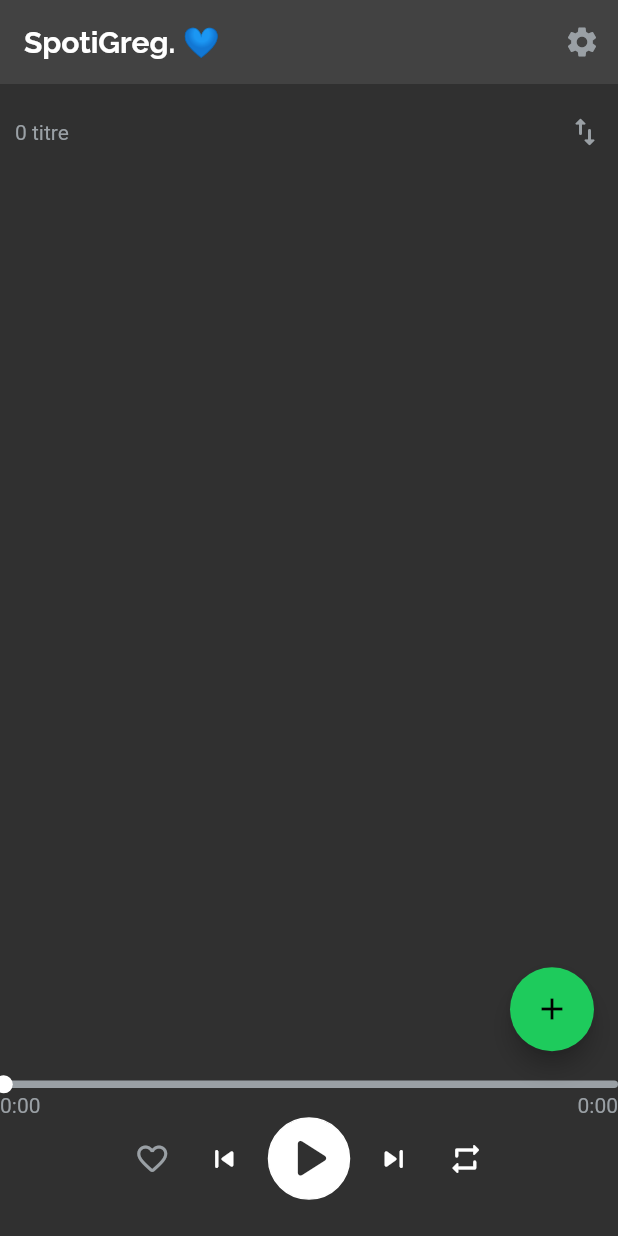
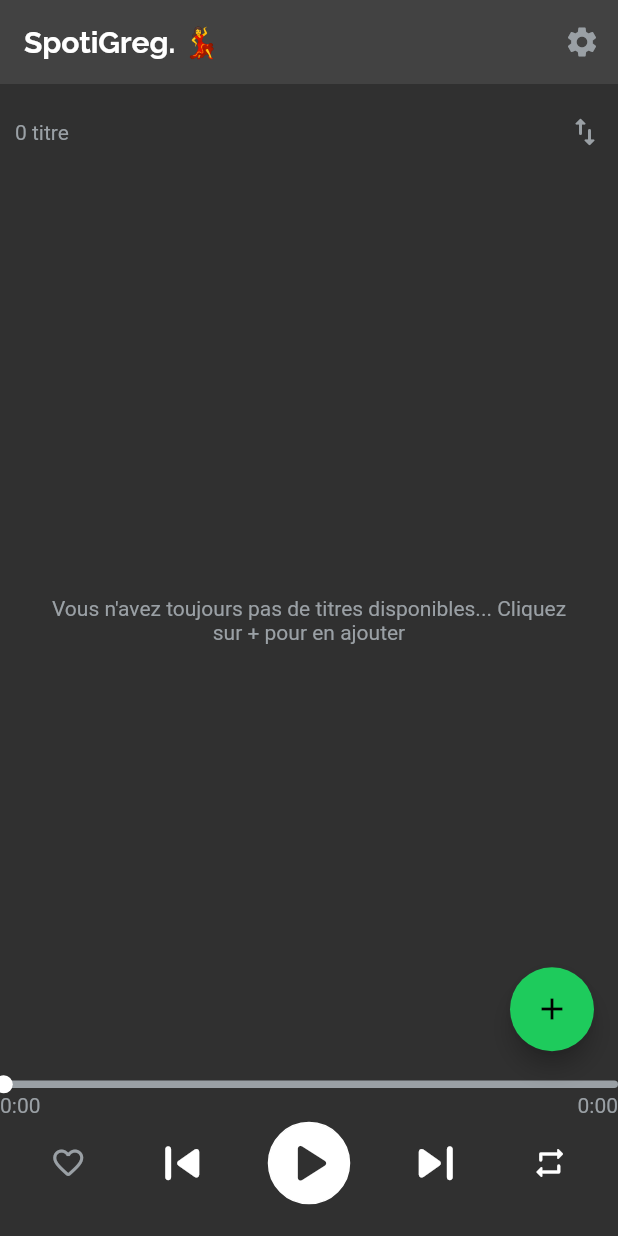
Before and after one commit to GregClln9/spotigreg, a Flutter app: the screen it shows after launch, on a phone screen of 412 x 824 dp. Run offline on Flutter 3.47's test engine with Material 2 defaults, Android fonts, the phone set to English and light mode, and no system bars; drawn by our look-alikes of audio_video_progress_bar; our stand-ins replace google_fonts, hive, hive_flutter, just_audio, just_audio_background, shimmer; missing offline and left inert: youtube_explode_dart; accounts and stored records are empty.

Commit message:
finito pipo la v1

```diff
--- a/spotigreg_front/lib/layout/player.dart
+++ b/spotigreg_front/lib/layout/player.dart
@@ -21,7 +21,6 @@
   @override
   Widget build(BuildContext context) {
     final musicProvider = Provider.of<MusicProvider>(context, listen: false);
-    double mWidth = MediaQuery.of(context).size.width;
     double mHeight = MediaQuery.of(context).size.height;
 
     musicProvider.audioPlayer.positionStream.listen((position) {
@@ -77,12 +76,8 @@
               builder: (context, snapshot) {
                 final playerState = snapshot.data;
                 final processingState = playerState?.processingState;
-                // if (processingState == ProcessingState.completed) {
-                //   wait2sec();
-                //   setState(() {});
-                // }
                 return Row(
-                  mainAxisAlignment: MainAxisAlignment.center,
+                  mainAxisAlignment: MainAxisAlignment.spaceEvenly,
                   crossAxisAlignment: CrossAxisAlignment.center,
                   children: [
                     IconButton(
@@ -93,6 +88,7 @@
                         )),
                     // Previous Track
                     IconButton(
+                        iconSize: 45,
                         onPressed: (() {
                           musicProvider.sortByMoreRecent
                               ? musicProvider.nextTrack()
@@ -133,28 +129,18 @@
                         ),
                       ),
                     ),
-                    // IconButton(
-                    //     iconSize: 50,
-                    //     onPressed: (() {
-                    //       if (musicProvider.audioPlayer.playing) {
-                    //         musicProvider.musicPause();
-                    //       } else {
-                    //         musicProvider.musicPlay();
-                    //       }
-                    //     }),
-                    //     icon: !musicProvider.audioPlayer.playing ||
-                    //             processingState == ProcessingState.completed
-                    //         ? const Icon(Icons.play_circle_outline_rounded)
-                    //         : const Icon(Icons.pause_circle_outline_rounded)),
                     // Next Track
                     IconButton(
+                        iconSize: 45,
                         onPressed: (() {
                           musicProvider.sortByMoreRecent
                               ? musicProvider.previousTrack()
                               : musicProvider.nextTrack();
                           setState(() {});
                         }),
-                        icon: const Icon(Icons.skip_next_rounded)),
+                        icon: const Icon(
+                          Icons.skip_next_rounded,
+                        )),
                     // Repeat
                     IconButton(
                         onPressed: (() {
--- a/spotigreg_front/lib/layout/topappbar.dart
+++ b/spotigreg_front/lib/layout/topappbar.dart
@@ -46,6 +46,12 @@
     "☺️",
     "😔",
     "🙃",
+    "😤",
+    "🕺",
+    "💃",
+    "🌈",
+    "📀",
+    "💿",
   ];
   @override
   Widget build(BuildContext context) {
--- a/spotigreg_front/lib/screens/home.dart
+++ b/spotigreg_front/lib/screens/home.dart
@@ -70,7 +70,8 @@
                 child: StreamBuilder<PlayerState>(
                     stream: musicProvider.audioPlayer.playerStateStream,
                     builder: (context, snapshot) {
-                      return ListView.builder(
+                      return box.length > 0
+                          ? ListView.builder(
                               itemCount: box.length,
                               itemBuilder: ((context, index) {
                                 if (musicProvider.sortByMoreRecent) {
@@ -111,22 +112,34 @@
                                       Navigator.pushReplacement(
                                         context,
                                         PageRouteBuilder(
-                                      pageBuilder:
-                                          (context, animation1, animation2) =>
+                                          pageBuilder: (context, animation1,
+                                                  animation2) =>
                                               super.widget,
                                           transitionDuration: Duration.zero,
-                                      reverseTransitionDuration: Duration.zero,
+                                          reverseTransitionDuration:
+                                              Duration.zero,
                                         ),
                                       );
                                     }
                                   }),
                                   child: TrackCard(
                                     cover: box.getAt(index)!.cover.toString(),
-                                artiste: box.getAt(index)!.artiste.toString(),
+                                    artiste:
+                                        box.getAt(index)!.artiste.toString(),
                                     title: box.getAt(index)!.title.toString(),
                                   ),
                                 );
-                          }));
+                              }))
+                          : Padding(
+                              padding: const EdgeInsets.fromLTRB(30, 0, 30, 0),
+                              child: Center(
+                                child: Text(
+                                  "Vous n'avez toujours pas de titres disponibles... Cliquez sur + pour en ajouter",
+                                  style: TextStyle(color: secondaryText),
+                                  textAlign: TextAlign.center,
+                                ),
+                              ),
+                            );
                     }),
               ),
             ],
```
Also changed, not shown: spotigreg_front/lib/layout/download_modal_bottom.dart (+9 -5 lines), spotigreg_front/lib/screens/search.dart (+21 -3 lines), spotigreg_front/lib/screens/settings.dart (+11 -5 lines). Lines whose indentation alone changed are shown as unchanged.
